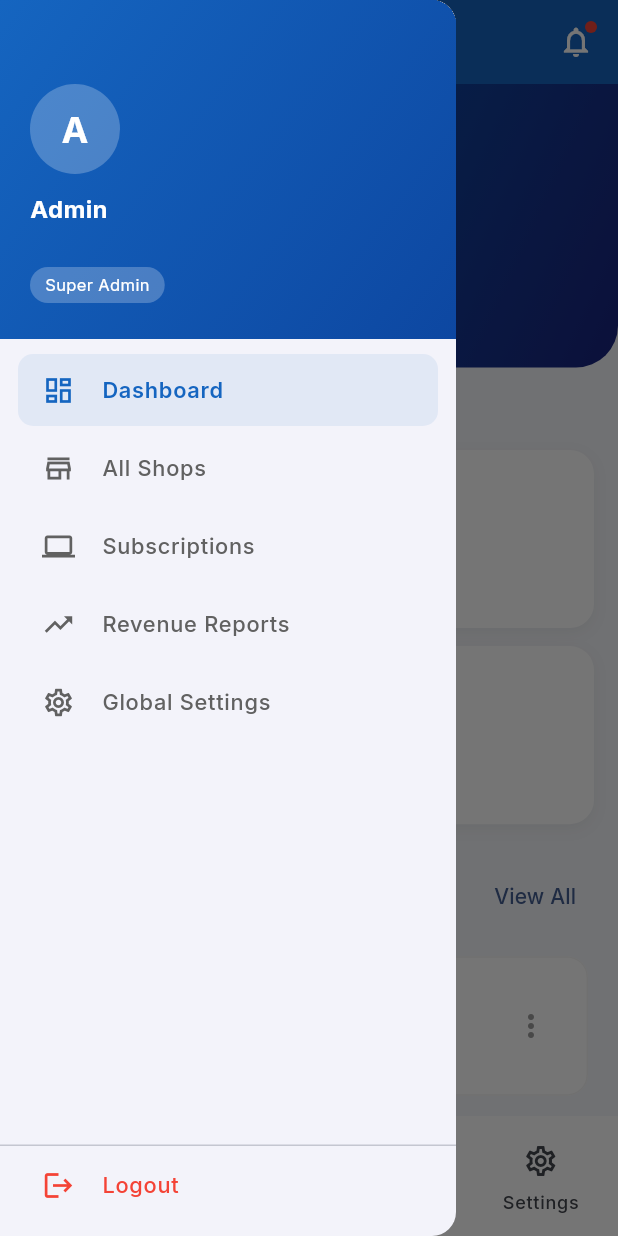
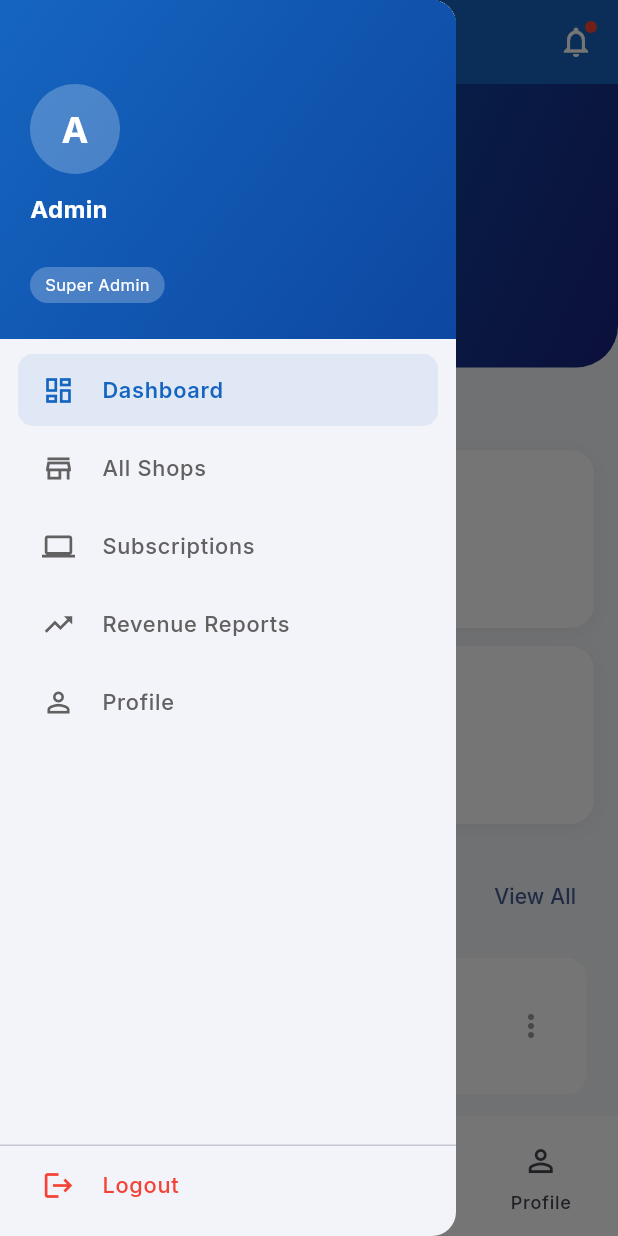
Before and after one commit to arbayezid/Smart-Inventory-Management-System-App, a Flutter app: the SuperAdminShell screen opened by its route, with the side drawer open, on a phone screen of 412 x 824 dp. Run offline on Flutter 3.47's test engine with Material 3 defaults, Android fonts, the phone set to English and light mode, and no system bars; our stand-ins replace dio, firebase_auth, firebase_core, flutter_riverpod, flutter_secure_storage, go_router and 2 more; accounts and stored records are empty; network calls fail.

```diff
--- a/lib/screens/super_admin/super_admin_shell.dart
+++ b/lib/screens/super_admin/super_admin_shell.dart
@@ -7,6 +7,7 @@ import 'package:flutter/material.dart';
 import 'package:flutter_riverpod/flutter_riverpod.dart';
 import '../../models/shop.dart';
 import '../../providers/auth_provider.dart';
+import '../profile_screen.dart'; // Added Profile Screen
 import 'sa_dashboard_screen.dart';
 import 'sa_all_shops_screen.dart';
 
@@ -49,9 +50,9 @@ class _SuperAdminShellState extends ConsumerState<SuperAdminShell> {
         activeIcon: Icons.trending_up,
         label: 'Revenue'),
     _NavItem(
-        icon: Icons.settings_outlined,
-        activeIcon: Icons.settings,
-        label: 'Settings'),
+        icon: Icons.person_outline,
+        activeIcon: Icons.person,
+        label: 'Profile'),
   ];
 
   Widget _buildPage() {
@@ -75,12 +76,9 @@ class _SuperAdminShellState extends ConsumerState<SuperAdminShell> {
           color: Colors.purple,
         );
       case 3:
-        return _PlaceholderScreen(
-          icon: Icons.settings,
-          title: 'Global Settings',
-          subtitle: 'Platform configuration\ncoming soon.',
-          color: Colors.teal,
-        );
+        // We handle this in onDestinationSelected, so this should rarely be built.
+        // But if it is, show an empty box.
+        return const SizedBox.shrink();
       default:
         return const SizedBox.shrink();
     }
@@ -269,12 +267,15 @@ class _SuperAdminShellState extends ConsumerState<SuperAdminShell> {
                   },
                 ),
                 _DrawerTile(
-                  icon: Icons.settings_outlined,
-                  label: 'Global Settings',
-                  isSelected: _navIndex == 3,
+                  icon: Icons.person_outline,
+                  label: 'Profile',
+                  isSelected: false,
                   onTap: () {
                     Navigator.pop(context);
-                    setState(() => _navIndex = 3);
+                    Navigator.push(
+                      context,
+                      MaterialPageRoute(builder: (context) => const ProfileScreen()),
+                    );
                   },
                 ),
               ],
@@ -302,7 +303,16 @@ class _SuperAdminShellState extends ConsumerState<SuperAdminShell> {
   NavigationBar _buildBottomNav() {
     return NavigationBar(
       selectedIndex: _navIndex,
-      onDestinationSelected: (i) => setState(() => _navIndex = i),
+      onDestinationSelected: (i) {
+        if (i == 3) {
+          Navigator.push(
+            context,
+            MaterialPageRoute(builder: (context) => const ProfileScreen()),
+          );
+        } else {
+          setState(() => _navIndex = i);
+        }
+      },
       backgroundColor: Colors.white,
       elevation: 8,
       indicatorColor: const Color(0xFF1565C0).withValues(alpha: 0.12),
--- a/pubspec.yaml
+++ b/pubspec.yaml
@@ -40,8 +40,8 @@ dependencies:
   flutter_secure_storage: ^10.2.0
   shared_preferences: ^2.5.5
   google_fonts: ^8.1.0
-  firebase_core: ^4.9.0
-  firebase_auth: ^6.5.1
+  firebase_core: ^4.10.0
+  firebase_auth: ^6.5.2
   google_sign_in: ^6.3.0
 
 dev_dependencies:
```
Also changed, not shown: lib/firebase_options.dart, pubspec.lock, 2 other files.
